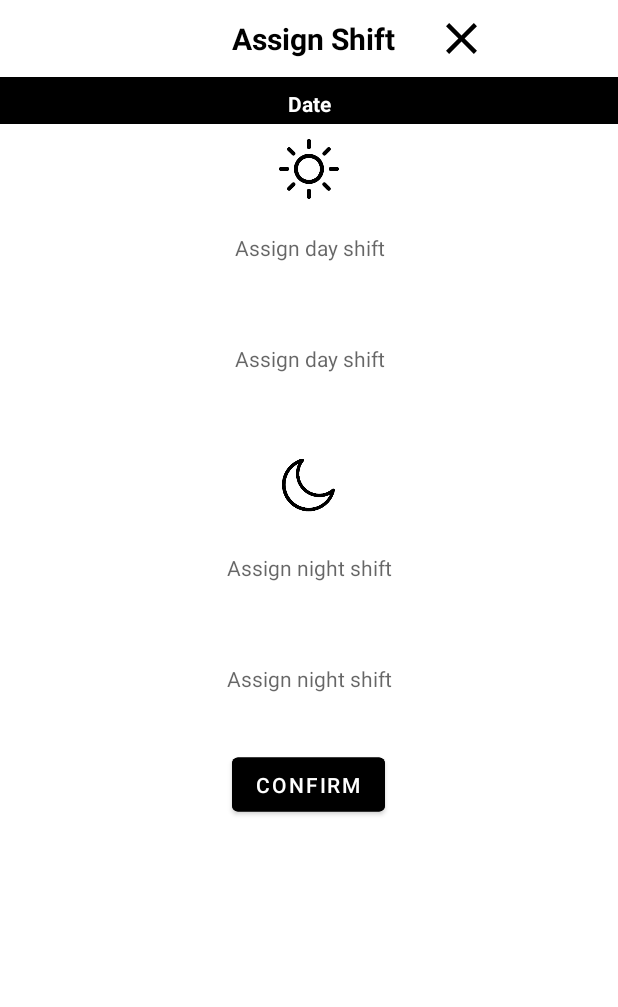
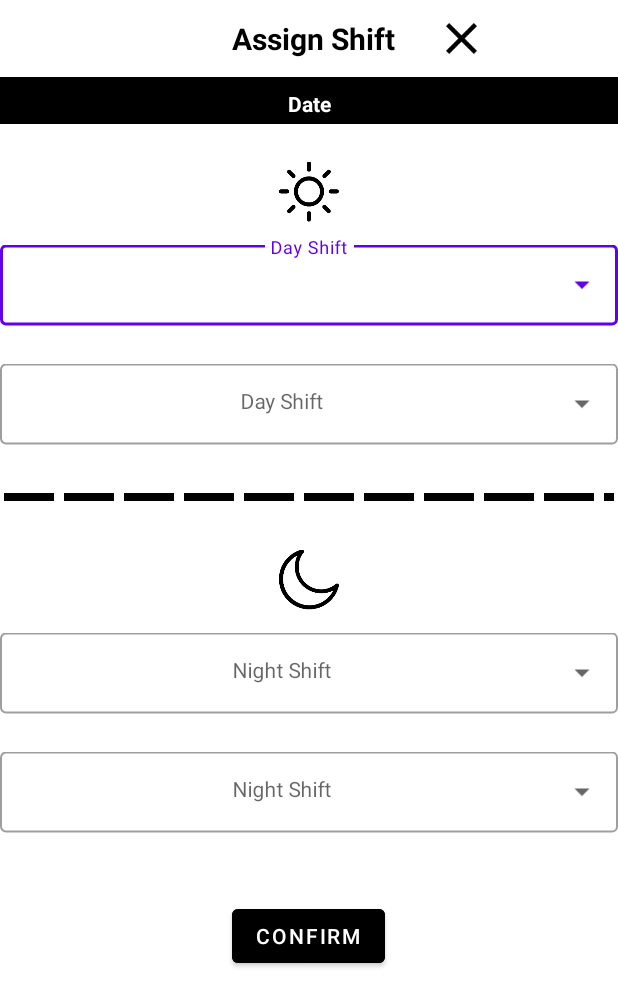
Before and after one commit to osmosis10/TimeWise, an Android app: the layout current_day_shits.xml on its own in the app's theme, with its tools: preview values and no code run, on a phone screen of 412 x 824 dp. Shown: the top 1007 px of the screen. Run offline under Robolectric (Android 15) with nearby library versions, the phone set to English and light mode, and no system bars.

Commit message:
Employee container in employee interface will no longer move while scrolling. Added componenents for search bar. Adjusted the assign shifts ui slightly, still a wip. Added a drawable for a dotted

```diff
--- /dev/null
+++ b/app/src/main/res/drawable/dotted.xml
@@ -0,0 +1,10 @@
+<?xml version="1.0" encoding="utf-8"?>
+<shape xmlns:android="http://schemas.android.com/apk/res/android"
+    android:shape="line">
+
+    <stroke
+        android:color="@color/black"
+        android:dashWidth="50px"
+        android:dashGap="10px"
+        android:width="5dp"/>
+</shape>
--- a/app/src/main/res/layout/current_day_shits.xml
+++ b/app/src/main/res/layout/current_day_shits.xml
@@ -60,22 +60,30 @@
 
     </LinearLayout>
 
-
+<LinearLayout
+    android:layout_width="match_parent"
+    android:layout_height="wrap_content"
+    android:orientation="vertical">
+    <LinearLayout
+        android:layout_width="match_parent"
+        android:layout_height="wrap_content"
+        android:orientation="vertical"
+        android:translationY="15dp">
 
         <ImageView
             android:layout_width="40dp"
             android:layout_height="40dp"
+            android:layout_gravity="center_horizontal"
+            android:layout_marginBottom="20dp"
             android:background="@mipmap/sun"
             android:translationY="10dp"
-        android:layout_gravity="center_horizontal">
-    </ImageView>
+            android:layout_weight="1"/>
 
-
-    <LinearLayout
+        <com.google.android.material.textfield.TextInputLayout
             android:layout_width="match_parent"
-        android:layout_height="490dp"
-        android:orientation="vertical"
-        android:translationY="15dp">
+            android:layout_height="wrap_content"
+            android:hint="Day Shift"
+            style="@style/Widget.MaterialComponents.TextInputLayout.OutlinedBox.ExposedDropdownMenu">
 
         <AutoCompleteTextView
                 android:id="@+id/dayShift1"
@@ -83,46 +91,94 @@
                 android:layout_width="match_parent"
                 android:layout_height="wrap_content"
                 android:gravity="center_horizontal"
-            android:hint="Assign day shift"
-            android:inputType="none" />
+                android:layout_marginBottom="20dp"
+                android:inputType="none"
+                android:layout_weight="1"/>
+
+        </com.google.android.material.textfield.TextInputLayout>
+
+        <com.google.android.material.textfield.TextInputLayout
+            android:layout_width="match_parent"
+            android:layout_height="wrap_content"
+            android:hint="Day Shift"
+            style="@style/Widget.MaterialComponents.TextInputLayout.OutlinedBox.ExposedDropdownMenu">
 
             <AutoCompleteTextView
                 android:id="@+id/dayShift2"
                 style="@style/Widget.MaterialComponents.TextInputLayout.OutlinedBox.ExposedDropdownMenu"
                 android:layout_width="match_parent"
                 android:layout_height="wrap_content"
-            android:layout_marginTop="20dp"
+                android:layout_marginBottom="20dp"
                 android:gravity="center_horizontal"
-            android:hint="Assign day shift"
-            android:inputType="none" />
+                android:inputType="none"
+                android:layout_weight="1"/>
+        </com.google.android.material.textfield.TextInputLayout>
+
+
+    </LinearLayout>
 
     <ImageView
-            android:layout_width="35dp"
-            android:layout_height="35dp"
+        android:layout_width="match_parent"
+        android:layout_height="20dp"
+        android:layout_marginTop="20dp"
+        android:src="@drawable/dotted"
+        android:layerType="software"/>
+
+    <LinearLayout
+        android:layout_width="match_parent"
+        android:layout_height="wrap_content"
+        android:orientation="vertical"
+        android:layout_marginBottom="20dp"
+        android:translationY="15dp">
+
+        <ImageView
+            android:layout_width="40dp"
+            android:layout_height="40dp"
             android:layout_gravity="center_horizontal"
-            android:layout_marginTop="40dp"
-            android:background="@mipmap/moon" />
+            android:translationY="10dp"
+            android:layout_marginBottom="20dp"
+            android:background="@mipmap/moon"
+            android:layout_weight="1"/>
+
+        <com.google.android.material.textfield.TextInputLayout
+            android:layout_width="match_parent"
+            android:layout_height="wrap_content"
+            android:hint="Night Shift"
+            style="@style/Widget.MaterialComponents.TextInputLayout.OutlinedBox.ExposedDropdownMenu">
 
         <AutoCompleteTextView
             android:id="@+id/NightShift1"
             style="@style/Widget.MaterialComponents.TextInputLayout.OutlinedBox.ExposedDropdownMenu"
             android:layout_width="match_parent"
             android:layout_height="wrap_content"
-            android:layout_marginTop="10dp"
+            android:layout_marginBottom="20dp"
             android:gravity="center_horizontal"
-            android:hint="Assign night shift"
-            android:inputType="none" />
+            android:inputType="none"
+            android:layout_weight="1"/>
+
+        </com.google.android.material.textfield.TextInputLayout>
+        <com.google.android.material.textfield.TextInputLayout
+            android:layout_width="match_parent"
+            android:layout_height="wrap_content"
+            android:hint="Night Shift"
+            style="@style/Widget.MaterialComponents.TextInputLayout.OutlinedBox.ExposedDropdownMenu">
 
             <AutoCompleteTextView
                 android:id="@+id/NightShift2"
                 style="@style/Widget.MaterialComponents.TextInputLayout.OutlinedBox.ExposedDropdownMenu"
                 android:layout_width="match_parent"
                 android:layout_height="wrap_content"
-            android:layout_marginTop="20dp"
+                android:layout_marginBottom="20dp"
                 android:gravity="center_horizontal"
-            android:hint="Assign night shift"
-            android:inputType="none" />
+                android:inputType="none"
+                android:layout_weight="1"/>
 
+    </com.google.android.material.textfield.TextInputLayout>
+
+
+    </LinearLayout>
+
+</LinearLayout>
     <Button
         android:id="@+id/confirmButton"
         android:layout_width="wrap_content"
@@ -131,7 +187,4 @@
         android:layout_marginTop="20dp"
         android:backgroundTint="@color/black"
         android:text="Confirm" />
-
 </LinearLayout>
-
-</LinearLayout>
--- a/app/src/main/res/layout/fragment_employees.xml
+++ b/app/src/main/res/layout/fragment_employees.xml
@@ -23,13 +23,15 @@
             <LinearLayout
                 android:layout_width="match_parent"
                 android:layout_height="match_parent"
-                android:orientation="vertical">
+                android:orientation="vertical"
+                android:visibility="gone">
 
                 <SearchView
                     android:layout_width="match_parent"
                     android:layout_height="wrap_content"
                     android:layout_weight="1"
-                    android:iconifiedByDefault="false">
+                    android:iconifiedByDefault="false"
+                    android:visibility="gone">
 
                 </SearchView>
 
@@ -38,12 +40,14 @@
                     android:layout_height="wrap_content"
                     android:orientation="horizontal"
                     android:layout_gravity="center_vertical"
-                    android:translationX="100dp">
+                    android:translationX="100dp"
+                    android:visibility="gone">
 
 
                     <CheckBox
                         android:layout_width="wrap_content"
-                        android:layout_height="wrap_content">
+                        android:layout_height="wrap_content"
+                        android:visibility="gone">
 
                     </CheckBox>
 
@@ -51,13 +55,15 @@
                         android:layout_width="wrap_content"
                         android:layout_height="wrap_content"
                         android:fontFamily="sans-serif-black"
-                        android:text="Trained">
+                        android:text="Trained"
+                        android:visibility="gone">
 
                     </TextView>
 
                     <CheckBox
                         android:layout_width="wrap_content"
-                        android:layout_height="wrap_content">
+                        android:layout_height="wrap_content"
+                        android:visibility="gone">
 
                     </CheckBox>
 
@@ -65,7 +71,9 @@
                         android:layout_width="wrap_content"
                         android:layout_height="wrap_content"
                         android:fontFamily="sans-serif-black"
-                        android:text="Untrained">
+                        android:text="Untrained"
+                        android:visibility="gone">
+
 
                     </TextView>
 
@@ -79,7 +87,7 @@
                 android:layout_width="match_parent"
                 android:layout_height="75dp"
                 android:orientation="horizontal"
-                android:visibility="gone">
+                android:visibility="visible">
 
 
                 <TextView
```
Lines whose indentation alone changed are shown as unchanged.
